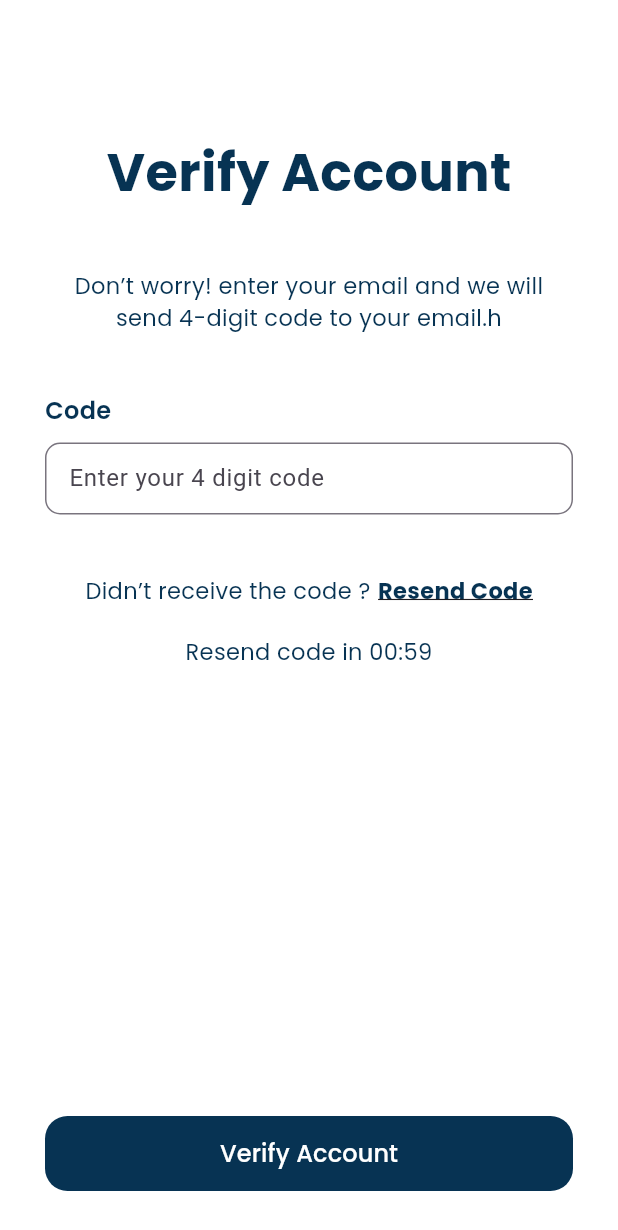
After one commit to katzura1/play_smash_mobile, a Flutter app: the VerifyAccountPage screen opened by its route, on a phone screen of 412 x 824 dp. The commit adds this screen. Shown: the top 1230 px of the screen. Run offline on Flutter 3.47's test engine with Material 3 defaults, Android fonts, the phone set to English and light mode, and no system bars; our stand-ins replace flutter_animate, google_fonts.

Commit message:
feat: prototype reset password and verify account

```diff
--- a/lib/main.dart
+++ b/lib/main.dart
@@ -4,7 +4,9 @@ import 'package:play_smash/ui/pages/login_page.dart';
 import 'package:play_smash/ui/pages/onboarding_finish_page.dart';
 import 'package:play_smash/ui/pages/onboarding_page.dart';
 import 'package:play_smash/ui/pages/register_page.dart';
+import 'package:play_smash/ui/pages/reset_password_page.dart';
 import 'package:play_smash/ui/pages/splash_page.dart';
+import 'package:play_smash/ui/pages/verify_account_page.dart';
 
 void main() {
   runApp(const MyApp());
@@ -39,6 +41,8 @@ class MyApp extends StatelessWidget {
         '/onboarding-finish': (context) => const OnboardingFinishPage(),
         '/register': (context) => const RegisterPage(),
         '/login': (context) => const LoginPage(),
+        '/reset-password': (context) => const ResetPasswordPage(),
+        '/verify-account': (context) => const VerifyAccountPage()
       },
     );
   }
--- a/lib/ui/pages/login_page.dart
+++ b/lib/ui/pages/login_page.dart
@@ -48,6 +48,7 @@ class _LoginPageState extends State<LoginPage> {
             title: "Email",
             hintText: "Enter your email",
             controller: emailController,
+            keyboardType: TextInputType.emailAddress,
             isValid: isValidEmail,
             onChanged: (text) {
               setState(() {
@@ -92,7 +93,7 @@ class _LoginPageState extends State<LoginPage> {
                 ),
                 InkWell(
                   onTap: () {
-                    Navigator.pushNamedAndRemoveUntil(context, '/login', (route) => false);
+                    Navigator.pushNamedAndRemoveUntil(context, '/reset-password', (route) => false);
                   },
                   child: const Text(
                     "Reset Password",
--- a/lib/ui/pages/register_page.dart
+++ b/lib/ui/pages/register_page.dart
@@ -90,12 +90,13 @@ class _RegisterPageState extends State<RegisterPage> {
               });
             },
           ),
-          const Padding(
-            padding: EdgeInsets.only(
+          Padding(
+            padding: const EdgeInsets.only(
               top: 20,
             ),
             child: PrimaryButton(
               title: "Register",
+              onPressed: () {},
             ),
           ),
           Padding(
--- /dev/null
+++ b/lib/ui/pages/verify_account_page.dart
@@ -0,0 +1,134 @@
+import 'package:flutter/material.dart';
+import 'package:play_smash/shared/theme.dart';
+import 'package:play_smash/ui/widgets/buttons.dart';
+import 'package:play_smash/ui/widgets/forms.dart';
+
+class VerifyAccountPage extends StatefulWidget {
+  const VerifyAccountPage({super.key});
+
+  @override
+  State<VerifyAccountPage> createState() => _VerifyAccountPageState();
+}
+
+class _VerifyAccountPageState extends State<VerifyAccountPage> {
+  final TextEditingController codeController = TextEditingController(text: "");
+
+  bool isValidCode = false;
+
+  @override
+  Widget build(BuildContext context) {
+    return Scaffold(
+      body: ListView(
+        padding: const EdgeInsets.symmetric(
+          horizontal: 30.0,
+        ),
+        children: [
+          Padding(
+            padding: const EdgeInsets.only(
+              top: 90,
+              bottom: 20,
+            ),
+            child: Center(
+              child: Text(
+                "Verify Account",
+                style: primaryTextStyle.copyWith(
+                  fontSize: 35,
+                  fontWeight: bold,
+                ),
+              ),
+            ),
+          ),
+          Padding(
+            padding: const EdgeInsets.only(
+              top: 20,
+            ),
+            child: Text(
+              "Don’t worry! enter your email and we will send 4-digit code to your email.h",
+              textAlign: TextAlign.center,
+              style: primaryTextStyle.copyWith(
+                fontSize: 15,
+                fontWeight: FontWeight.normal,
+              ),
+            ),
+          ),
+          const SizedBox(
+            height: 20,
+          ),
+          CustomInputText(
+            title: "Code",
+            hintText: "Enter your 4 digit code",
+            controller: codeController,
+            keyboardType: TextInputType.number,
+            textInputAction: TextInputAction.done,
+            isValid: isValidCode,
+            onChanged: (text) {
+              setState(() {
+                isValidCode = text.length == 4;
+              });
+            },
+          ),
+          Padding(
+            padding: const EdgeInsets.only(
+              top: 40,
+            ),
+            child: Row(
+              mainAxisAlignment: MainAxisAlignment.center,
+              children: [
+                Text(
+                  "Didn’t receive the code ?",
+                  textAlign: TextAlign.center,
+                  style: primaryTextStyle.copyWith(
+                    fontSize: 15,
+                    fontWeight: FontWeight.normal,
+                  ),
+                ),
+                const SizedBox(
+                  width: 5,
+                ),
+                InkWell(
+                  child: Text(
+                    "Resend Code",
+                    textAlign: TextAlign.center,
+                    style: primaryTextStyle.copyWith(
+                      fontSize: 15,
+                      fontWeight: bold,
+                      decoration: TextDecoration.underline,
+                    ),
+                  ),
+                  onTap: () {},
+                ),
+              ],
+            ),
+          ),
+          Padding(
+            padding: const EdgeInsets.only(
+              top: 20,
+            ),
+            child: Text(
+              "Resend code in 00:59",
+              textAlign: TextAlign.center,
+              style: primaryTextStyle.copyWith(
+                fontSize: 15,
+                fontWeight: FontWeight.normal,
+              ),
+            ),
+          ),
+        ],
+      ),
+      floatingActionButton: Padding(
+        padding: const EdgeInsets.all(30.0),
+        child: PrimaryButton(
+          title: "Verify Account",
+          onPressed: () {
+            Navigator.pushNamedAndRemoveUntil(
+              context,
+              '/login',
+              (route) => false,
+            );
+          },
+        ),
+      ),
+      floatingActionButtonLocation: FloatingActionButtonLocation.centerDocked,
+    );
+  }
+}
```
Also changed, not shown: lib/ui/pages/onboarding_finish_page.dart (+7 -1 lines), lib/ui/pages/reset_password_page.dart (added, +102 -0 lines).
